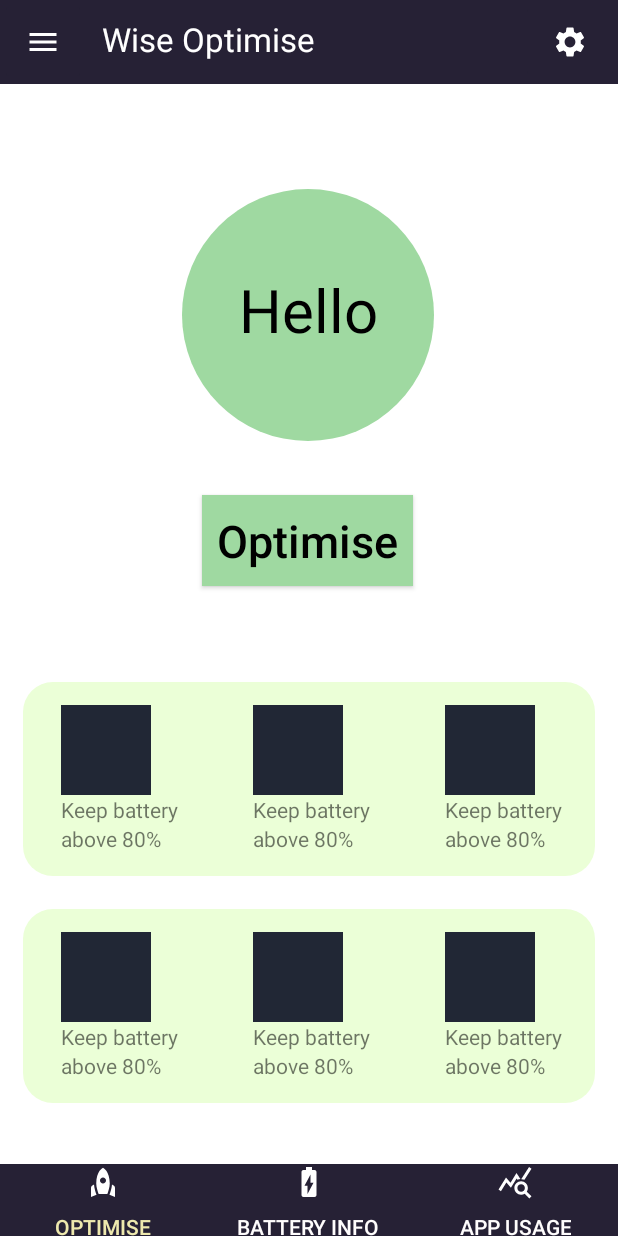
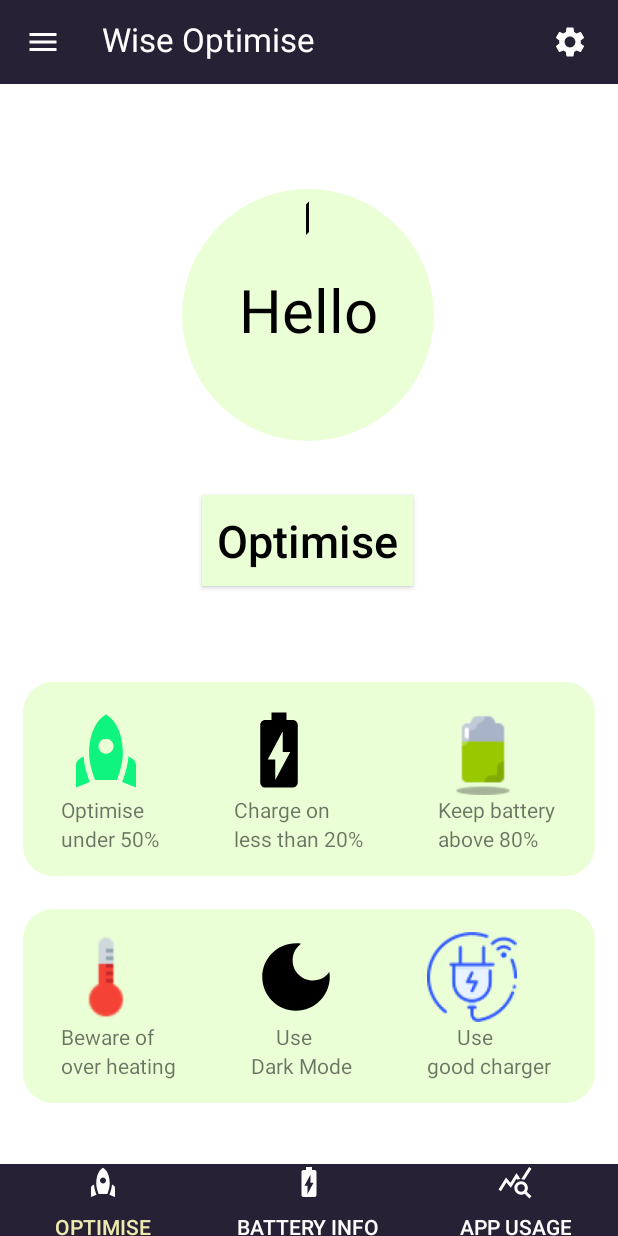
Before and after one commit to sourbhsingh/WiseOptimise, an Android app: the screen it shows after launch (MainActivity), on a phone screen of 412 x 824 dp. Run offline under Robolectric (Android 15) with nearby library versions, the light colour scheme and no system bars; Roboto replaces fonts that are not available here.

Commit message:
Merge remote-tracking branch 'origin/master'

```diff
--- a/app/src/main/AndroidManifest.xml
+++ b/app/src/main/AndroidManifest.xml
@@ -4,6 +4,7 @@
 
     <uses-permission android:name="android.permission.PACKAGE_USAGE_STATS"
         tools:ignore="ProtectedPermissions" />
+
     <uses-permission android:name="android.permission.WRITE_SETTINGS"
         tools:ignore="ProtectedPermissions" />
     <uses-permission android:name="android.permission.BATTERY_STATS" />
--- /dev/null
+++ b/app/src/main/res/drawable/baseline_rocket_24.xml
@@ -0,0 +1,5 @@
+<vector android:height="24dp" android:tint="#0FF47F"
+    android:viewportHeight="24" android:viewportWidth="24"
+    android:width="24dp" xmlns:android="http://schemas.android.com/apk/res/android">
+    <path android:fillColor="@android:color/white" android:pathData="M12,2.5c0,0 4.5,2.04 4.5,10.5c0,2.49 -1.04,5.57 -1.6,7H9.1c-0.56,-1.43 -1.6,-4.51 -1.6,-7C7.5,4.54 12,2.5 12,2.5zM14,11c0,-1.1 -0.9,-2 -2,-2s-2,0.9 -2,2s0.9,2 2,2S14,12.1 14,11zM7.69,20.52c-0.48,-1.23 -1.52,-4.17 -1.67,-6.87l-1.13,0.75C4.33,14.78 4,15.4 4,16.07V22L7.69,20.52zM20,22v-5.93c0,-0.67 -0.33,-1.29 -0.89,-1.66l-1.13,-0.75c-0.15,2.69 -1.2,5.64 -1.67,6.87L20,22z"/>
+</vector>
--- a/app/src/main/res/drawable/custom_progressbar_circular.xml
+++ b/app/src/main/res/drawable/custom_progressbar_circular.xml
@@ -1,7 +1,7 @@
 <layer-list xmlns:android="http://schemas.android.com/apk/res/android">
     <item>
         <shape android:shape="oval">
-            <solid android:color="#9FD9A1" /> <!-- Change color to red (hex code: #FF0000) -->
+            <solid android:color="#EBFFD7" /> <!-- Change color to red (hex code: #FF0000) -->
         </shape>
     </item>
     <item>
@@ -11,10 +11,15 @@
             android:pivotX="50%"
             android:pivotY="50%">
             <shape android:shape="ring">
-                <solid android:color="#FFFFFF" /> <!-- Change color to white (hex code: #FFFFFF) -->
+                <solid android:color="#47FF4F" /> <!-- Change color to white (hex code: #FFFFFF) -->
                 <size
                     android:width="4dp"
-                    android:height="4dp" /> <!-- Adjust the size of the ring -->
+                    android:height="4dp" />
+                <stroke
+                    android:color="#000000"
+                    android:width="1dp"
+                    />
+                <!-- Adjust the size of the ring -->
             </shape>
         </rotate>
     </item>
--- a/app/src/main/res/layout/fragment_optimise.xml
+++ b/app/src/main/res/layout/fragment_optimise.xml
@@ -44,7 +44,7 @@
         android:layout_width="wrap_content"
         android:layout_height="wrap_content"
         android:layout_marginTop="36dp"
-        android:background="#9FD9A1"
+        android:background="#EBFFD7"
         android:gravity="center_horizontal"
         android:padding="10sp"
         android:shadowColor="#0F1010"
@@ -84,7 +84,7 @@
             <ImageView
                 android:layout_width="60dp"
                 android:layout_height="60dp"
-                android:src="@drawable/divider">
+                android:src="@drawable/baseline_rocket_24">
 
 
             </ImageView>
@@ -92,12 +92,12 @@
             <TextView
                 android:layout_width="wrap_content"
                 android:layout_height="wrap_content"
-                android:text="Keep battery" />
+                android:text="Optimise" />
 
             <TextView
                 android:layout_width="wrap_content"
                 android:layout_height="wrap_content"
-                android:text="above 80%" />
+                android:text="under 50%" />
 
 
         </LinearLayout>
@@ -113,7 +113,7 @@
             <ImageView
                 android:layout_width="60dp"
                 android:layout_height="60dp"
-                android:src="@drawable/divider">
+                android:src="@drawable/battery_info_tab_24">
 
 
             </ImageView>
@@ -121,12 +121,12 @@
             <TextView
                 android:layout_width="wrap_content"
                 android:layout_height="wrap_content"
-                android:text="Keep battery" />
+                android:text="Charge on " />
 
             <TextView
                 android:layout_width="wrap_content"
                 android:layout_height="wrap_content"
-                android:text="above 80%" />
+                android:text="less than 20%" />
 
 
         </LinearLayout>
@@ -142,7 +142,7 @@
             <ImageView
                 android:layout_width="60dp"
                 android:layout_height="60dp"
-                android:src="@drawable/divider">
+                android:src="@drawable/batter_80percent">
 
 
             </ImageView>
@@ -190,7 +190,7 @@
             <ImageView
                 android:layout_width="60dp"
                 android:layout_height="60dp"
-                android:src="@drawable/divider">
+                android:src="@drawable/temp">
 
 
             </ImageView>
@@ -198,12 +198,12 @@
             <TextView
                 android:layout_width="wrap_content"
                 android:layout_height="wrap_content"
-                android:text="Keep battery" />
+                android:text="Beware of " />
 
             <TextView
                 android:layout_width="wrap_content"
                 android:layout_height="wrap_content"
-                android:text="above 80%" />
+                android:text="over heating" />
 
 
         </LinearLayout>
@@ -219,7 +219,7 @@
             <ImageView
                 android:layout_width="60dp"
                 android:layout_height="60dp"
-                android:src="@drawable/divider">
+                android:src="@drawable/baseline_dark_mode_24">
 
 
             </ImageView>
@@ -227,12 +227,12 @@
             <TextView
                 android:layout_width="wrap_content"
                 android:layout_height="wrap_content"
-                android:text="Keep battery" />
+                android:text="     Use" />
 
             <TextView
                 android:layout_width="wrap_content"
                 android:layout_height="wrap_content"
-                android:text="above 80%" />
+                android:text="Dark Mode" />
 
 
         </LinearLayout>
@@ -248,7 +248,7 @@
             <ImageView
                 android:layout_width="60dp"
                 android:layout_height="60dp"
-                android:src="@drawable/divider">
+                android:src="@drawable/sourceforcharge">
 
 
             </ImageView>
@@ -256,12 +256,12 @@
             <TextView
                 android:layout_width="wrap_content"
                 android:layout_height="wrap_content"
-                android:text="Keep battery" />
+                android:text="      Use" />
 
             <TextView
                 android:layout_width="wrap_content"
                 android:layout_height="wrap_content"
-                android:text="above 80%" />
+                android:text="good charger " />
 
 
         </LinearLayout>
```
